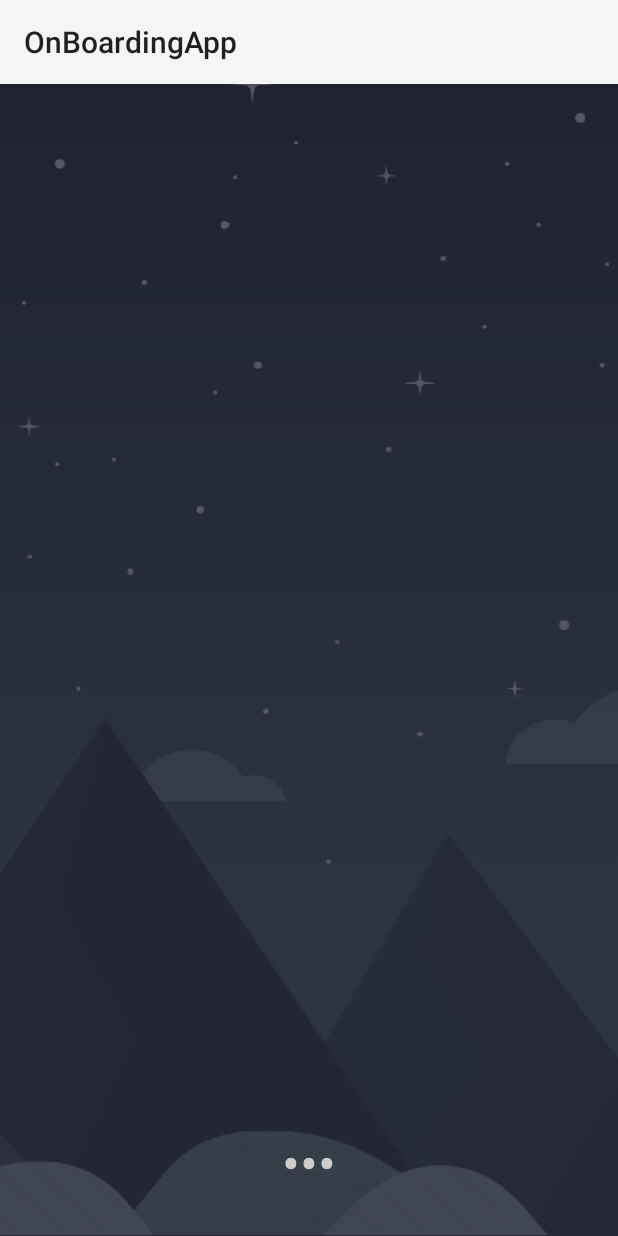
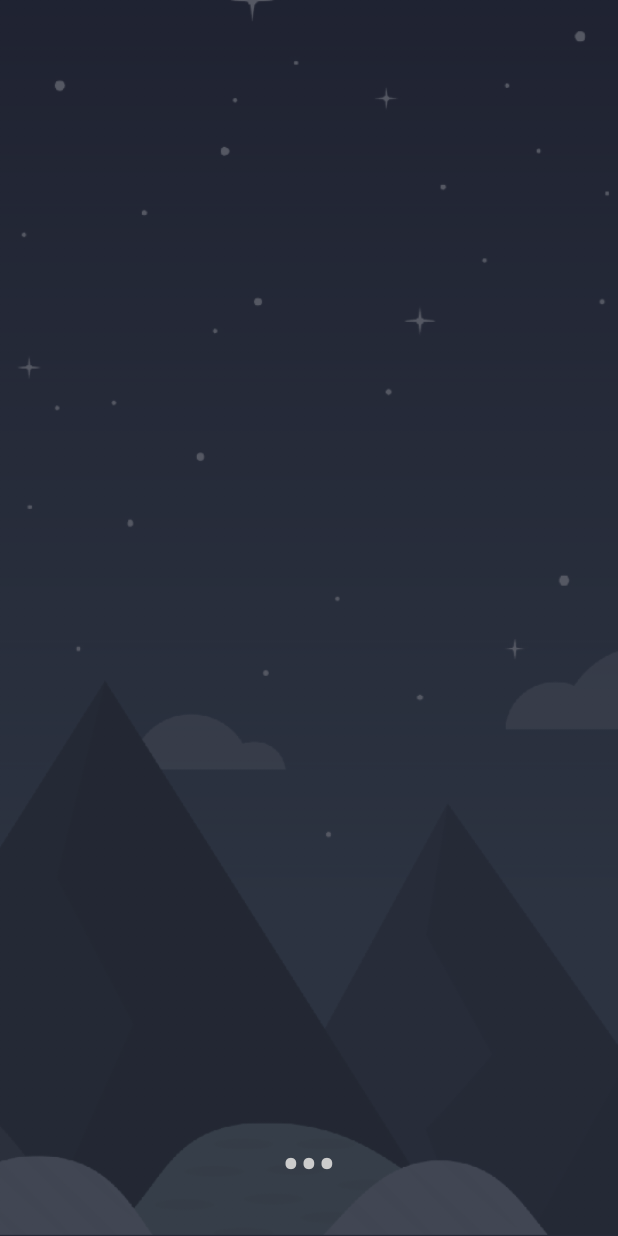
Before and after one commit to DidierMatos/onBoarding, an Android app: the screen it shows after launch (MainActivity), on a phone screen of 412 x 824 dp. Run offline under Robolectric (Android 15) with nearby library versions, the phone set to English and light mode, and no system bars; 1 statement that could not run was skipped.

Commit message:
Corrigiendo el archivo de style.xml

```diff
--- a/app/src/main/res/values/styles.xml
+++ b/app/src/main/res/values/styles.xml
@@ -1,8 +1,10 @@
 <?xml version="1.0" encoding="utf-8"?>
 <resources>
-    <color name="colorPrimary">#262938</color>
-    <color name="colorPrimaryDark">#181A24</color>
-    <color name="colorAccent">#FF4081</color>
-    <color name="colorWhite">#FFFFFF</color>
-    <color name="colorTransparentWhite">#cccccc</color>
+
+    <style name="AppTheme" parent="Theme.AppCompat.Light.NoActionBar">
+        <item name="colorPrimary">@color/colorPrimary</item>
+        <item name="colorPrimaryDark">@color/colorPrimaryDark</item>
+        <item name="colorAccent">@color/colorAccent</item>
+    </style>
+
 </resources>
```
